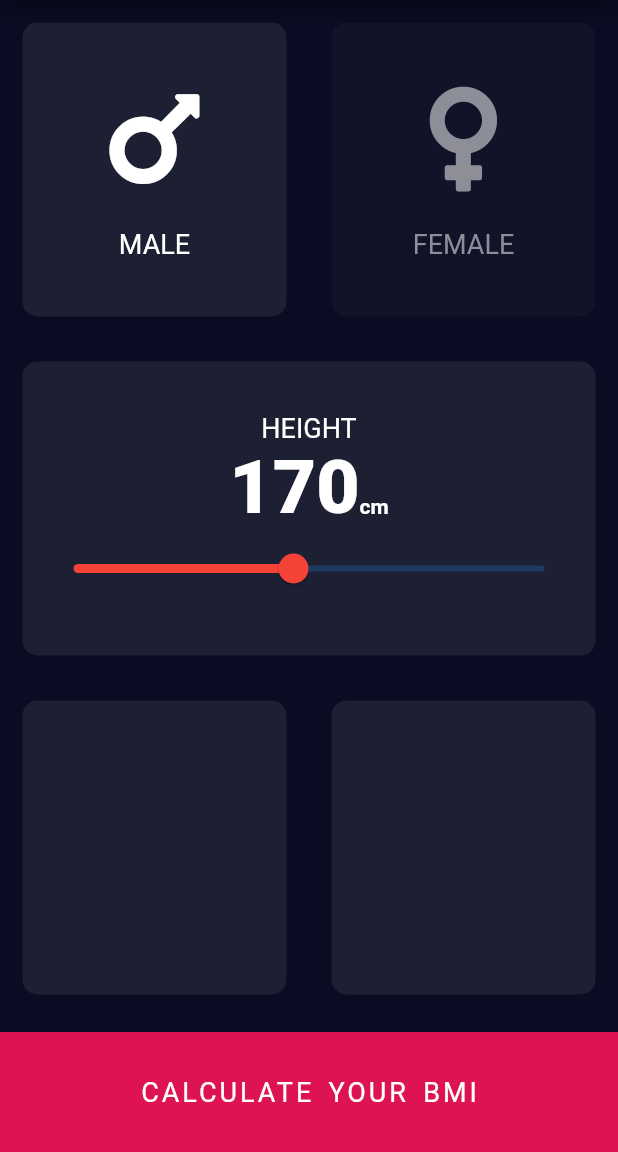
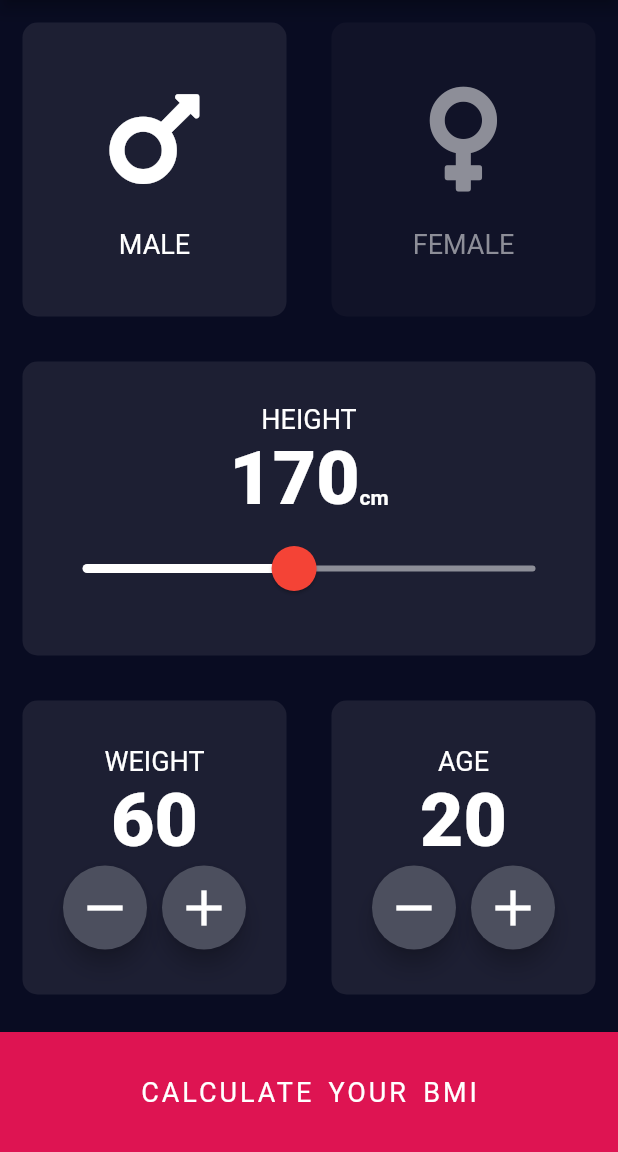
Before and after one commit to Amal4m41/Flutter-Dev-Reference, a Flutter app: the screen it shows after launch, on a phone screen of 412 x 824 dp, the part 84-1236 px from its top. Run offline on Flutter 3.47's test engine with Material 2 defaults, Android fonts, the phone set to English and light mode, and no system bars; our stand-ins replace audioplayers, font_awesome_flutter, rflutter_alert.

Commit message:
Completed UI for bmi page

```diff
--- a/bmi_calculator_app/lib/input_page.dart
+++ b/bmi_calculator_app/lib/input_page.dart
@@ -21,7 +21,9 @@ class InputPage extends StatefulWidget {
 
 class _InputPageState extends State<InputPage> {
   enum_Gender gender = enum_Gender.Male;
-  double currentSliderValue = 170;
+  double currentSliderValueHeight = 170;
+  int weight = 60;
+  int age = 20;
 
   bool isGenderMale() => gender == enum_Gender.Male;
 
@@ -90,7 +92,7 @@ class _InputPageState extends State<InputPage> {
                     textBaseline: TextBaseline.alphabetic,
                     children: [
                       Text(
-                        currentSliderValue.toString().split(".")[0],
+                        currentSliderValueHeight.toString().split(".")[0],
                         style: kCardNumberStyle,
                       ),
                       Text(
@@ -101,17 +103,28 @@ class _InputPageState extends State<InputPage> {
                   ),
                   Padding(
                     padding: const EdgeInsets.symmetric(horizontal: 10),
+                    child: SliderTheme(
+                      //if we want to change just a specific widget's theme, then we wrap it with the theme.
+                      data: SliderThemeData(
+                          inactiveTrackColor: Color(0xff8D8E98),
+                          activeTrackColor: Colors.white,
+                          thumbColor: Colors.red,
+                          overlayColor: Color(0x1ff44336),
+                          thumbShape:
+                              RoundSliderThumbShape(enabledThumbRadius: 15),
+                          overlayShape:
+                              RoundSliderOverlayShape(overlayRadius: 30)),
                       child: Slider(
-                      value: currentSliderValue,
+                        value: currentSliderValueHeight,
                         min: 100,
                         max: 250,
                         divisions: 150,
-                      activeColor: Colors.red,
                         onChanged: (double value) {
                           setState(() {
-                          currentSliderValue = value;
+                            currentSliderValueHeight = value;
                           });
                         },
+                      ),
                     ),
                   )
                 ],
@@ -122,10 +135,86 @@ class _InputPageState extends State<InputPage> {
             child: Row(
               children: [
                 Expanded(
-                  child: ReusableCard(),
+                  child: ReusableCard(
+                    cardChild: Column(
+                      mainAxisAlignment: MainAxisAlignment.center,
+                      children: [
+                        Text(
+                          'WEIGHT',
+                          style: TextStyle(fontSize: kCardTextSize),
+                        ),
+                        Text(
+                          weight.toString(),
+                          style: kCardNumberStyle,
+                        ),
+                        Row(
+                          mainAxisAlignment: MainAxisAlignment.center,
+                          children: [
+                            RoundIconButton(
+                              actionOnPress: () {
+                                setState(() {
+                                  weight -= 1;
+                                });
+                              },
+                              icon: Icons.remove,
+                            ),
+                            SizedBox(
+                              width: 10,
+                            ),
+                            RoundIconButton(
+                              actionOnPress: () {
+                                setState(() {
+                                  weight += 1;
+                                });
+                              },
+                              icon: Icons.add,
+                            ),
+                          ],
+                        )
+                      ],
+                    ),
+                  ),
                 ),
                 Expanded(
-                  child: ReusableCard(),
+                  child: ReusableCard(
+                    cardChild: Column(
+                      mainAxisAlignment: MainAxisAlignment.center,
+                      children: [
+                        Text(
+                          'AGE',
+                          style: TextStyle(fontSize: kCardTextSize),
+                        ),
+                        Text(
+                          age.toString(),
+                          style: kCardNumberStyle,
+                        ),
+                        Row(
+                          mainAxisAlignment: MainAxisAlignment.center,
+                          children: [
+                            RoundIconButton(
+                              actionOnPress: () {
+                                setState(() {
+                                  age -= 1;
+                                });
+                              },
+                              icon: Icons.remove,
+                            ),
+                            SizedBox(
+                              width: 10,
+                            ),
+                            RoundIconButton(
+                              actionOnPress: () {
+                                setState(() {
+                                  age += 1;
+                                });
+                              },
+                              icon: Icons.add,
+                            ),
+                          ],
+                        )
+                      ],
+                    ),
+                  ),
                 ),
               ],
             ),
@@ -152,3 +241,29 @@ class _InputPageState extends State<InputPage> {
     );
   }
 }
+
+class RoundIconButton extends StatelessWidget {
+  final IconData icon;
+  final onPressCallback actionOnPress;
+
+  RoundIconButton({required this.icon, required this.actionOnPress});
+
+  @override
+  Widget build(BuildContext context) {
+    return RawMaterialButton(
+      onPressed: actionOnPress,
+      child: Icon(
+        icon,
+        color: Colors.white,
+        size: 40,
+      ),
+      fillColor: Color(0xff4C4F5e),
+      shape: CircleBorder(),
+      elevation: 6,
+      constraints: BoxConstraints.tightFor(
+        width: 56.0,
+        height: 56.0,
+      ),
+    );
+  }
+}
```
Lines whose indentation alone changed are shown as unchanged.
